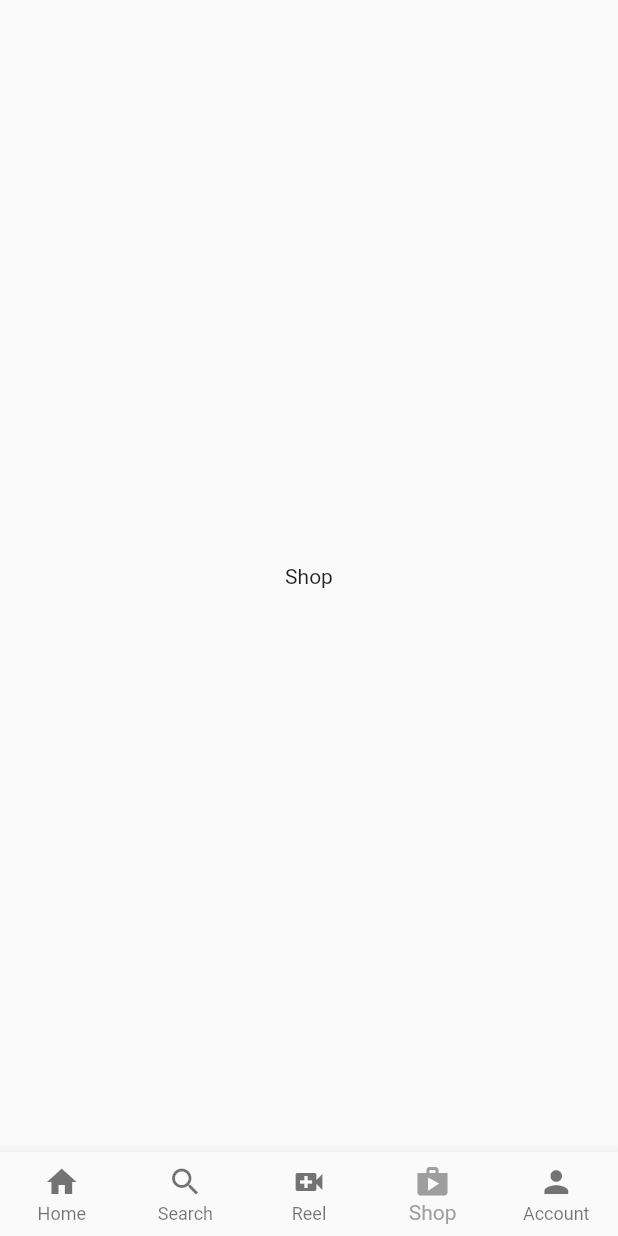
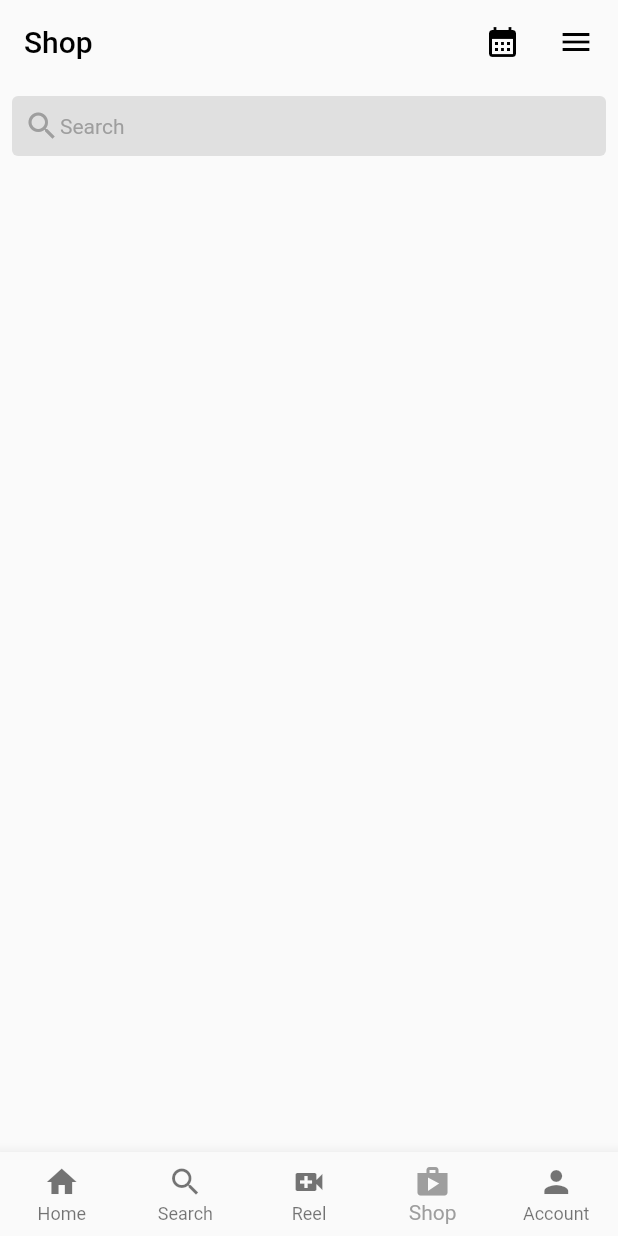
Before and after one commit to 0-nikesh/instademo, a Flutter app: the screen it shows after launch, item 4 of the bottom bar chosen, on a phone screen of 412 x 824 dp. Run offline on Flutter 3.47's test engine with Material 2 defaults, Android fonts, the light colour scheme and no system bars.

Commit message:
appbar and searchbar added

```diff
--- a/lib/pages/shop.dart
+++ b/lib/pages/shop.dart
@@ -4,7 +4,56 @@
   @override
   Widget build(BuildContext context) {
     return Scaffold(
-      body: Center(child: Text("Shop")),
+      appBar: AppBar(
+        backgroundColor: Colors.transparent,
+        elevation: 0,
+        title: Row(
+          mainAxisAlignment: MainAxisAlignment.spaceBetween,
+          children: [
+            Text(
+              "Shop",
+              style: TextStyle(color: Colors.black),
+            ),
+            Row(
+              children: [
+                Icon(Icons.calendar_month),
+                SizedBox(width: 25),
+                Icon(Icons.menu),
+              ],
+            )
+          ],
+        ),
+      ),
+      body: Column(children: [
+        Padding(
+          padding: const EdgeInsets.all(8),
+          //backgroundColor: Colors.transparent,
+          //elevation: 0,
+          child: ClipRRect(
+            borderRadius: BorderRadius.circular(4),
+            child: Container(
+              padding: EdgeInsets.all(8),
+              color: Colors.grey[300],
+              child: Row(
+                children: [
+                  Icon(
+                    Icons.search,
+                    color: Colors.grey[500],
+                  ),
+                  Container(
+                    child: Text(
+                      "Search",
+                      style: TextStyle(color: Colors.grey[500]),
+                    ),
+                  )
+                ],
+              ),
+            ),
+          ),
+        ),
+      ]),
+
+      /// body: ExploreGrid(),
     );
   }
 }
```
